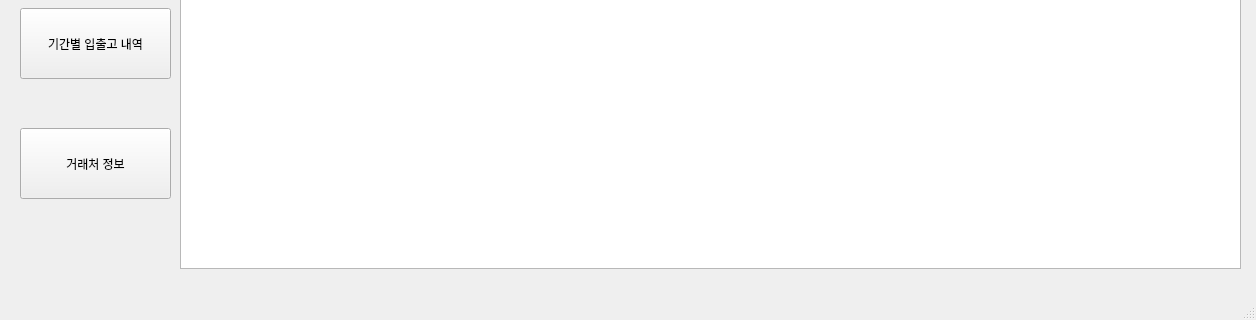
Saintone11/pcstmg, file bob.ui: the form before one commit; both pictures show x 0 to 1256 and y 502 to 822 of the 1256 by 822 pixel window.
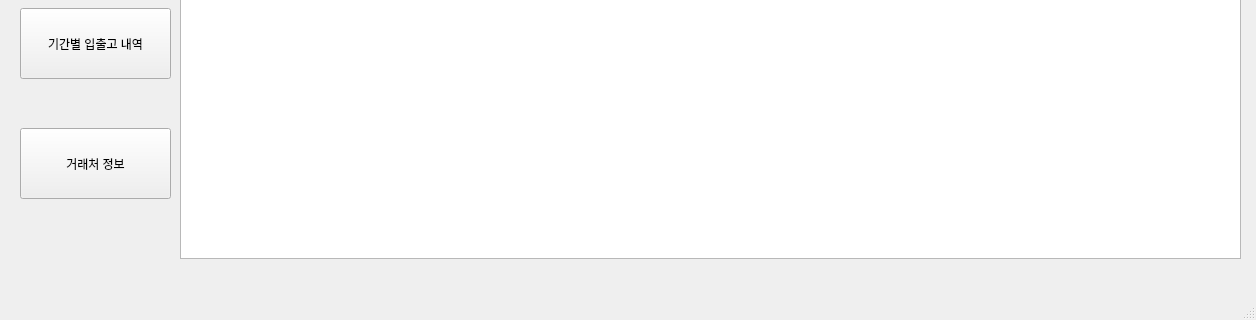
The form after the commit.

Patch:
```diff
--- a/bob.ui
+++ b/bob.ui
@@ -40,19 +40,6 @@
      <string>               BOB PC 재고 관리 프로그램</string>
     </property>
    </widget>
-   <widget class="QPlainTextEdit" name="plainTextEdit">
-    <property name="geometry">
-     <rect>
-      <x>180</x>
-      <y>170</y>
-      <width>1061</width>
-      <height>601</height>
-     </rect>
-    </property>
-    <property name="plainText">
-     <string/>
-    </property>
-   </widget>
    <widget class="QPushButton" name="pushButton_View">
     <property name="geometry">
      <rect>
@@ -118,6 +105,23 @@
      <string>거래처 정보</string>
     </property>
    </widget>
+   <widget class="QTableWidget" name="tableWidget">
+    <property name="geometry">
+     <rect>
+      <x>180</x>
+      <y>170</y>
+      <width>1061</width>
+      <height>591</height>
+     </rect>
+    </property>
+    <property name="font">
+     <font>
+      <pointsize>20</pointsize>
+      <weight>75</weight>
+      <bold>true</bold>
+     </font>
+    </property>
+   </widget>
   </widget>
   <widget class="QStatusBar" name="statusbar"/>
  </widget>
```
